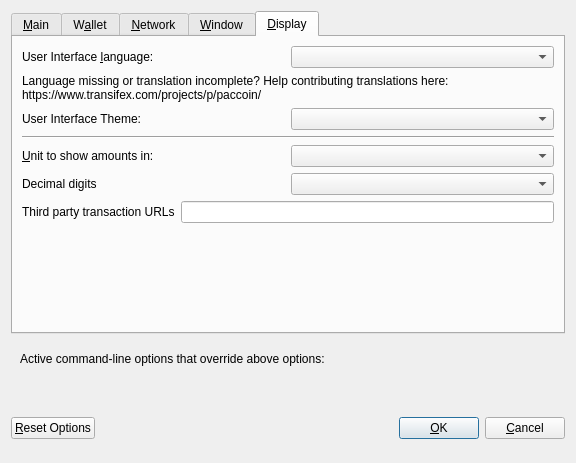
PACCommunity/PAC, file src/qt/forms/optionsdialog.ui: the form before one commit.
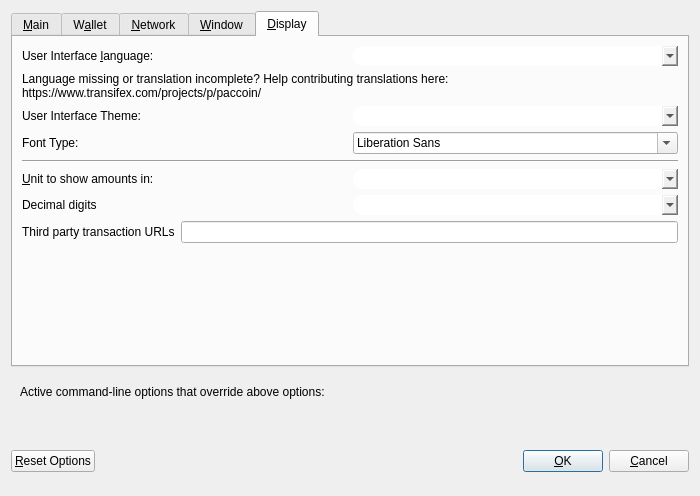
The form after the commit. The open tabs and pages were chosen to show the change. Custom widgets are drawn as their Qt base class.

What changed in the file:
```diff
--- a/src/qt/forms/optionsdialog.ui
+++ b/src/qt/forms/optionsdialog.ui
@@ -6,10 +6,16 @@
    <rect>
     <x>0</x>
     <y>0</y>
-    <width>576</width>
-    <height>402</height>
+    <width>700</width>
+    <height>496</height>
    </rect>
   </property>
+  <property name="maximumSize">
+   <size>
+    <width>700</width>
+    <height>16777215</height>
+   </size>
+  </property>
   <property name="windowTitle">
    <string>Options</string>
   </property>
@@ -693,6 +699,14 @@
            <property name="toolTip">
             <string>The user interface language can be set here. This setting will take effect after restarting %1.</string>
            </property>
+           <property name="styleSheet">
+            <string notr="true">#lang{
+    border-radius: 10px !important;
+    font-size: 12px !important;
+    min-width: 40px !important;
+    min-height:20px !important;
+}</string>
+           </property>
           </widget>
          </item>
         </layout>
@@ -736,7 +750,39 @@
           </widget>
          </item>
          <item>
-          <widget class="QValueComboBox" name="theme"/>
+          <widget class="QValueComboBox" name="theme">
+           <property name="styleSheet">
+            <string notr="true">#theme{
+    border-radius: 10px !important;
+    font-size: 12px !important;
+    min-width: 40px !important;
+    min-height:20px !important;
+}</string>
+           </property>
+          </widget>
+         </item>
+        </layout>
+       </item>
+       <item>
+        <layout class="QHBoxLayout" name="horizontalLayout_6_Display">
+         <item>
+          <widget class="QLabel" name="lblFontType">
+           <property name="text">
+            <string>Font Type:</string>
+           </property>
+          </widget>
+         </item>
+         <item>
+          <widget class="QFontComboBox" name="cboFontType">
+           <property name="styleSheet">
+            <string notr="true">#cboFontType{
+    border-radius: 10px !important;
+    font-size: 12px !important;
+    min-width: 40px !important;
+    min-height:20px !important;
+}</string>
+           </property>
+          </widget>
          </item>
         </layout>
        </item>
@@ -767,6 +813,14 @@
            <property name="toolTip">
             <string>Choose the default subdivision unit to show in the interface and when sending coins.</string>
            </property>
+           <property name="styleSheet">
+            <string notr="true">#unit{
+    border-radius: 10px !important;
+    font-size: 12px !important;
+    min-width: 40px !important;
+    min-height:20px !important;
+}</string>
+           </property>
           </widget>
          </item>
         </layout>
@@ -781,7 +835,16 @@
           </widget>
          </item>
          <item>
-          <widget class="QValueComboBox" name="digits"/>
+          <widget class="QValueComboBox" name="digits">
+           <property name="styleSheet">
+            <string notr="true">#digits{
+    border-radius: 10px !important;
+    font-size: 12px !important;
+    min-width: 40px !important;
+    min-height:20px !important;
+}</string>
+           </property>
+          </widget>
          </item>
         </layout>
        </item>
```
Left out of the diff: 53 changed lines with no effect on the pictures.
